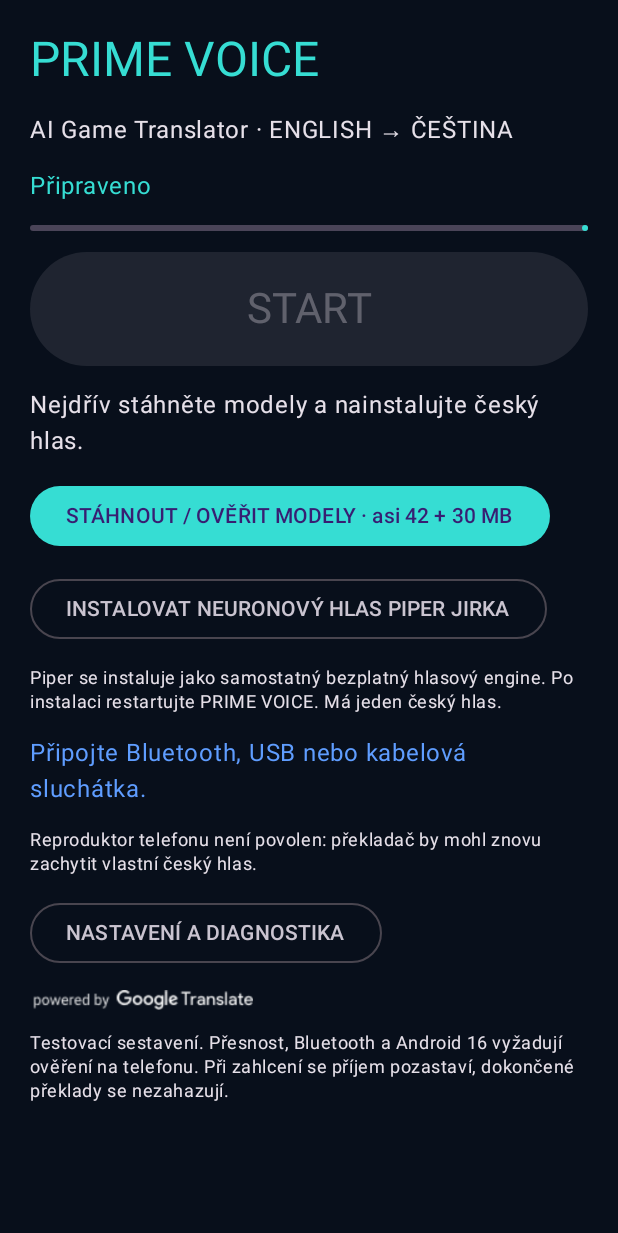
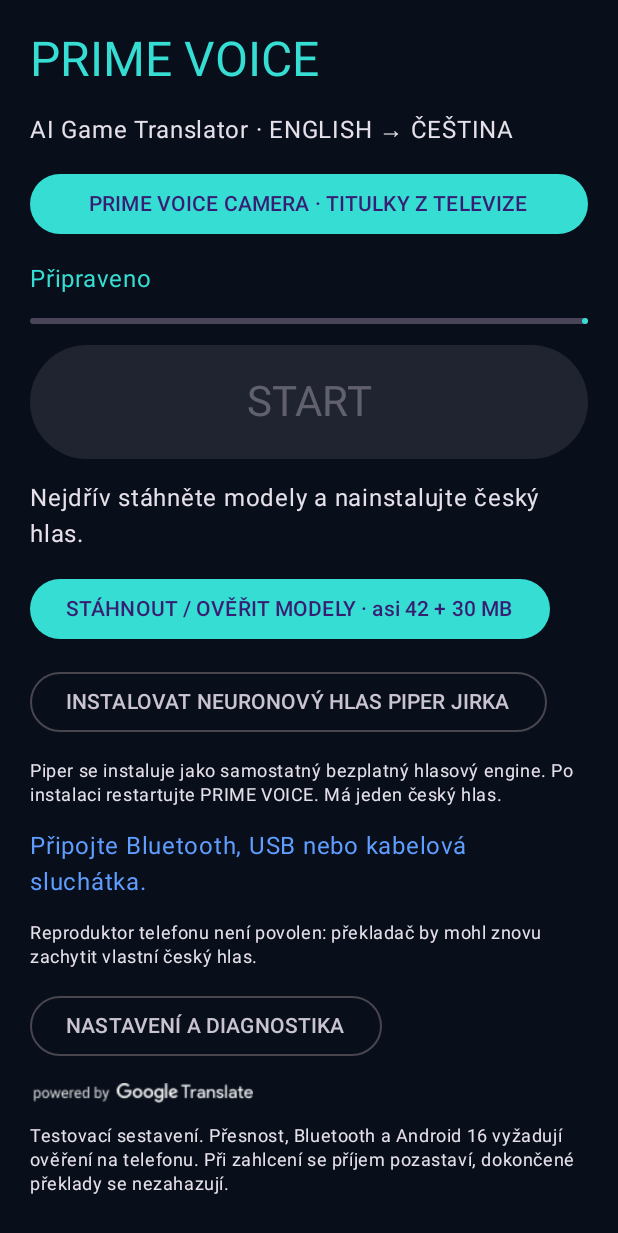
Before and after one commit to hit9dagger/prime-voice, an Android app built with Jetpack Compose: the screen it shows after launch (MainActivity), on a phone screen of 412 x 824 dp. Shown: the top 1233 px of the screen. Run offline under Robolectric (Android 15) with nearby library versions, the phone set to English and light mode, and no system bars; libraries missing offline, so code that uses them is left out: com.google.mlkit.common, com.google.mlkit.nl, kotlinx.coroutines.tasks; 1 statement that could not run was skipped.

Commit message:
feat(camera): wire camera mode into Android app

```diff
--- a/app/src/main/java/cz/primevoice/MainActivity.kt
+++ b/app/src/main/java/cz/primevoice/MainActivity.kt
@@ -63,6 +63,7 @@ class MainActivity : ComponentActivity() {
                     verticalArrangement = Arrangement.spacedBy(14.dp)) {
                     Text("PRIME VOICE", style = MaterialTheme.typography.headlineLarge, color = MaterialTheme.colorScheme.primary)
                     Text("AI Game Translator · ENGLISH → ČEŠTINA", color = MaterialTheme.colorScheme.onBackground)
+                    Button(onClick = { startActivity(Intent(this@MainActivity, CameraActivity::class.java)) }, modifier = Modifier.fillMaxWidth()) { Text("PRIME VOICE CAMERA · TITULKY Z TELEVIZE") }
                     Text(ui.status, color = MaterialTheme.colorScheme.primary)
                     LinearProgressIndicator(progress = { ui.level.coerceIn(0f, 1f) }, modifier = Modifier.fillMaxWidth())
                     Button(onClick = {
```
